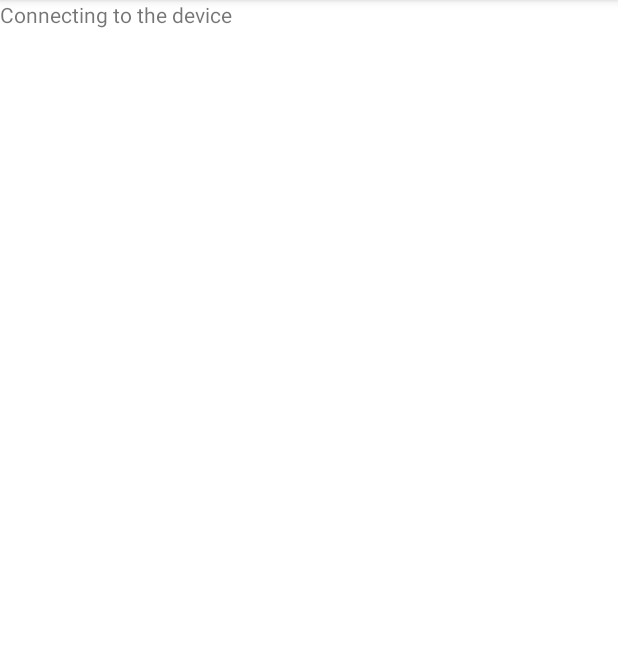
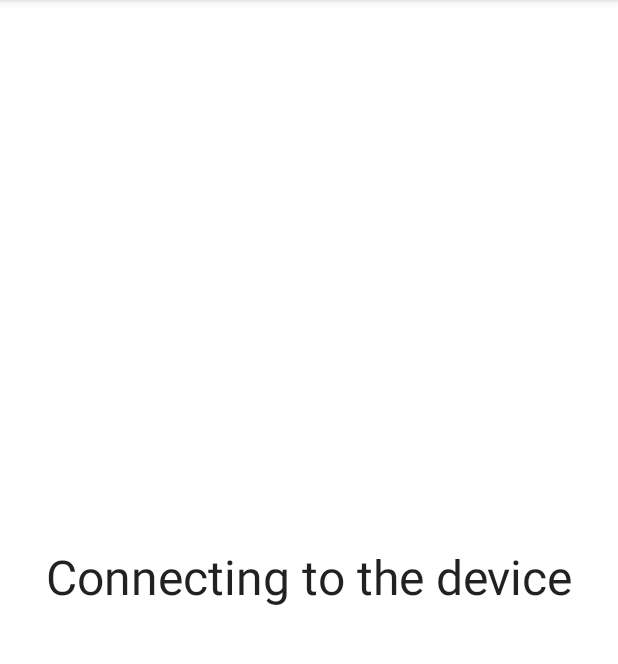
Before and after one commit to gameraccoon/easy-photo-backup, an Android app built with Jetpack Compose: the PairDeviceActivity screen opened directly, with no data from a screen before it, on a phone screen of 412 x 824 dp, the part 84-748 px from its top. Run offline under Robolectric (Android 15) with nearby library versions, the phone set to English and light mode, and no system bars; libraries missing offline, so code that uses them is left out: uniffi.client_ffi; 7 statements that could not run were skipped.

Commit message:
Last part of proof-of-concept pairing for android

```diff
--- a/platforms/android/app/src/main/AndroidManifest.xml
+++ b/platforms/android/app/src/main/AndroidManifest.xml
@@ -5,6 +5,7 @@
     <uses-permission android:name="android.permission.INTERNET" />
 
     <application
+        android:name=".EasyPhotoBackupApplication"
         android:allowBackup="true"
         android:dataExtractionRules="@xml/data_extraction_rules"
         android:fullBackupContent="@xml/backup_rules"
--- a/platforms/android/app/src/main/java/com/gameraccoon/easyphotobackup/DiscoverDevicesActivity.kt
+++ b/platforms/android/app/src/main/java/com/gameraccoon/easyphotobackup/DiscoverDevicesActivity.kt
@@ -4,6 +4,7 @@ import android.content.Intent
 import android.os.Bundle
 import android.view.View
 import android.view.ViewGroup
+import android.widget.Toast
 import androidx.activity.enableEdgeToEdge
 import androidx.appcompat.app.AppCompatActivity
 import androidx.core.view.ViewCompat
@@ -104,6 +105,6 @@ class DiscoverDevicesActivity : AppCompatActivity() {
   }
 
   fun onAddByIPClicked(view: View) {
-    println("addByIpButtonOnClick")
+    Toast.makeText(this, "Not implemented yet", Toast.LENGTH_SHORT).show()
   }
 }
--- a/platforms/android/app/src/main/java/com/gameraccoon/easyphotobackup/PairDeviceActivity.kt
+++ b/platforms/android/app/src/main/java/com/gameraccoon/easyphotobackup/PairDeviceActivity.kt
@@ -1,25 +1,25 @@
 package com.gameraccoon.easyphotobackup
 
+import android.content.Intent
 import android.os.Bundle
 import android.view.KeyEvent
 import android.view.View
 import android.widget.EditText
+import android.widget.Toast
 import androidx.activity.enableEdgeToEdge
 import androidx.appcompat.app.AppCompatActivity
 import androidx.core.view.ViewCompat
 import androidx.core.view.WindowInsetsCompat
 import kotlinx.coroutines.DelicateCoroutinesApi
 import kotlinx.coroutines.GlobalScope
+import kotlinx.coroutines.delay
 import kotlinx.coroutines.launch
-import uniffi.client_ffi.ClientStorage
 import uniffi.client_ffi.DiscoveredService
 import uniffi.client_ffi.PairingProcessor
 
 class PairDeviceActivity : AppCompatActivity() {
   var discoveredService: DiscoveredService? = null
   var pairingProcessor: PairingProcessor = PairingProcessor()
-  // ToDo: this should be stored in a more permanent place not to conflict with sending files
-  var clientStorage: ClientStorage = ClientStorage()
 
   @OptIn(DelicateCoroutinesApi::class)
   override fun onCreate(savedInstanceState: Bundle?) {
@@ -40,14 +40,20 @@ class PairDeviceActivity : AppCompatActivity() {
 
     if (discoveredService != null) {
       var service = discoveredService!!
+      var context = this
 
       // start a coroutine to listen for new devices once in 100ms
       GlobalScope.launch {
         // ToDo: this should be set globally
-        clientStorage.setDeviceName("Android device")
-        pairingProcessor.pairToServer(service, clientStorage)
-        // run in main thread
-        runOnUiThread { showPairingCodeInput() }
+        val easyPhotoBackupApplication = application as EasyPhotoBackupApplication
+        var clientStorage = easyPhotoBackupApplication.getClientStorage()
+        if (clientStorage != null) {
+          pairingProcessor.pairToServer(service, clientStorage)
+          // run in main thread
+          runOnUiThread { showPairingCodeInput() }
+        } else {
+          Toast.makeText(context, "Client storage is null", Toast.LENGTH_SHORT).show()
+        }
       }
     }
   }
@@ -67,6 +73,7 @@ class PairDeviceActivity : AppCompatActivity() {
     waitingForCodeText.visibility = View.GONE
   }
 
+  @OptIn(DelicateCoroutinesApi::class)
   fun validateNumericCode(numericCodeInput: EditText) {
     val enteredNumericCode = numericCodeInput.text.toString().toIntOrNull()
     if (enteredNumericCode == null) {
@@ -75,15 +82,32 @@ class PairDeviceActivity : AppCompatActivity() {
     }
     val expectedNumericCode = pairingProcessor.computeNumericComparisonValue()
     if (expectedNumericCode == null) {
-      println("Expected code is not valid")
+      println("Expected code is not valid, cannot continue")
       return
     }
     if (enteredNumericCode == expectedNumericCode.toInt()) {
-      println("Numeric code is correct")
       numericCodeInput.visibility = View.GONE
+      findViewById<View>(R.id.confirmed_message).visibility = View.VISIBLE
+
+      val easyPhotoBackupApplication = application as EasyPhotoBackupApplication
+      var clientStorage = easyPhotoBackupApplication.getClientStorage()
+      if (clientStorage != null) {
+        pairingProcessor.addAsPaired(clientStorage)
+      } else {
+        println("Client storage is null")
+      }
+      val context = this
+      GlobalScope.launch {
+        delay(3000)
+        runOnUiThread {
+          val intent = Intent(context, MainActivity::class.java)
+          intent.flags = Intent.FLAG_ACTIVITY_NEW_TASK or Intent.FLAG_ACTIVITY_CLEAR_TASK
+          context.startActivity(intent)
+        }
+      }
     } else {
-      println("Numeric code is incorrect")
       numericCodeInput.visibility = View.GONE
+      findViewById<View>(R.id.incorrect_code_message).visibility = View.VISIBLE
     }
   }
 }
--- a/platforms/android/app/src/main/res/layout/activity_pair_device.xml
+++ b/platforms/android/app/src/main/res/layout/activity_pair_device.xml
@@ -7,20 +7,35 @@
     android:layout_height="match_parent"
     tools:context=".PairDeviceActivity">
 
-    <ScrollView
-        android:layout_width="match_parent"
-        android:layout_height="match_parent">
+    <FrameLayout
+        android:layout_width="0dp"
+        android:layout_height="wrap_content"
+        app:layout_constraintBottom_toBottomOf="parent"
+        app:layout_constraintEnd_toEndOf="parent"
+        app:layout_constraintStart_toStartOf="parent"
+        app:layout_constraintTop_toTopOf="parent">
 
-        <LinearLayout
+        <TextView
+            android:id="@+id/incorrect_code_message"
             android:layout_width="match_parent"
             android:layout_height="wrap_content"
-            android:orientation="vertical" >
+            android:text="@string/numeric_code_failure_text"
+            android:textAlignment="center"
+            android:textAppearance="@style/TextAppearance.AppCompat.Body1"
+            android:textSize="32sp"
+            android:visibility="gone"
+            tools:visibility="visible" />
 
         <TextView
-                android:id="@+id/waiting_for_code_text"
+            android:id="@+id/confirmed_message"
             android:layout_width="match_parent"
             android:layout_height="wrap_content"
-                android:text="@string/waiting_for_code_text" />
+            android:text="@string/number_code_success_text"
+            android:textAlignment="center"
+            android:textAppearance="@style/TextAppearance.AppCompat.Body1"
+            android:textSize="32sp"
+            android:visibility="gone"
+            tools:visibility="visible" />
 
         <EditText
             android:id="@+id/numeric_code_input"
@@ -30,8 +45,20 @@
             android:ems="10"
             android:hint="@string/numeric_comparison_value_description"
             android:inputType="number"
-                android:visibility="gone" />
-        </LinearLayout>
-    </ScrollView>
+            android:textAlignment="center"
+            android:textSize="40sp"
+            android:visibility="gone"
+            tools:text="888888"
+            tools:visibility="visible" />
+
+        <TextView
+            android:id="@+id/waiting_for_code_text"
+            android:layout_width="match_parent"
+            android:layout_height="wrap_content"
+            android:text="@string/waiting_for_code_text"
+            android:textAlignment="center"
+            android:textAppearance="@style/TextAppearance.AppCompat.Body1"
+            android:textSize="32sp" />
+    </FrameLayout>
 
 </androidx.constraintlayout.widget.ConstraintLayout>
--- a/platforms/android/app/src/main/res/values/strings.xml
+++ b/platforms/android/app/src/main/res/values/strings.xml
@@ -8,4 +8,6 @@
     <string name="status_offline">Offline</string>
     <string name="test_string">Test Text</string>
     <string name="waiting_for_code_text">Connecting to the device</string>
+    <string name="number_code_success_text">The confirmation code matched\nTo finish pairing, confirm on the target machine.</string>
+    <string name="numeric_code_failure_text">Security code didn\'t match\nMake sure you are connecting to the expected device</string>
 </resources>
```
Also changed, not shown: platforms/android/app/src/main/java/com/gameraccoon/easyphotobackup/EasyPhotoBackupApplication.kt (added, +20 -0 lines), platforms/android/app/src/main/java/com/gameraccoon/easyphotobackup/MainActivity.kt (+22 -7 lines), 3 other files. Lines whose indentation alone changed are shown as unchanged.
